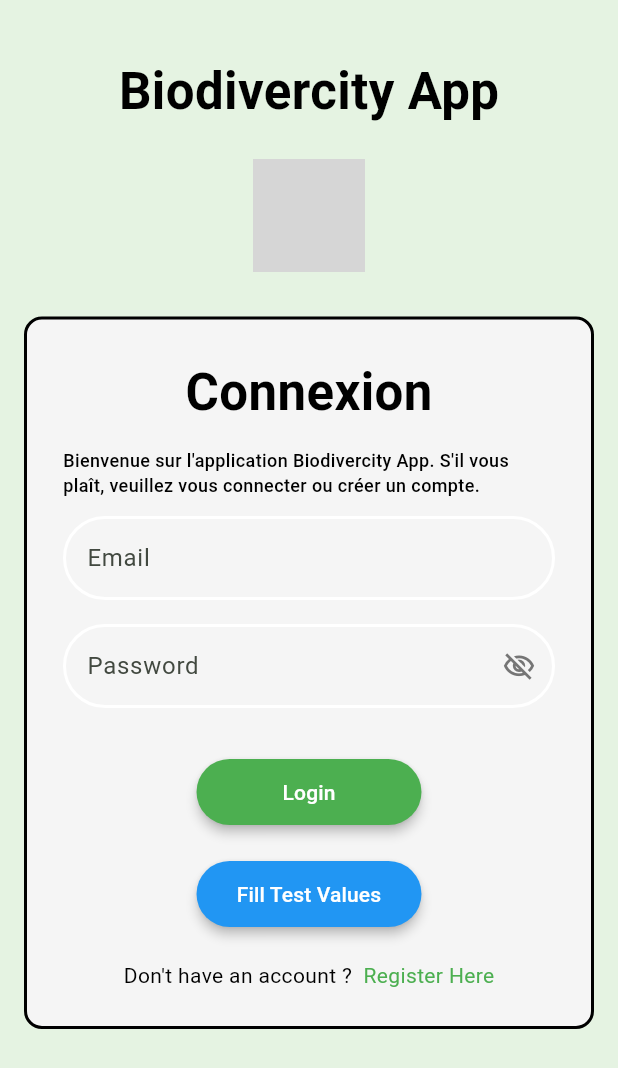
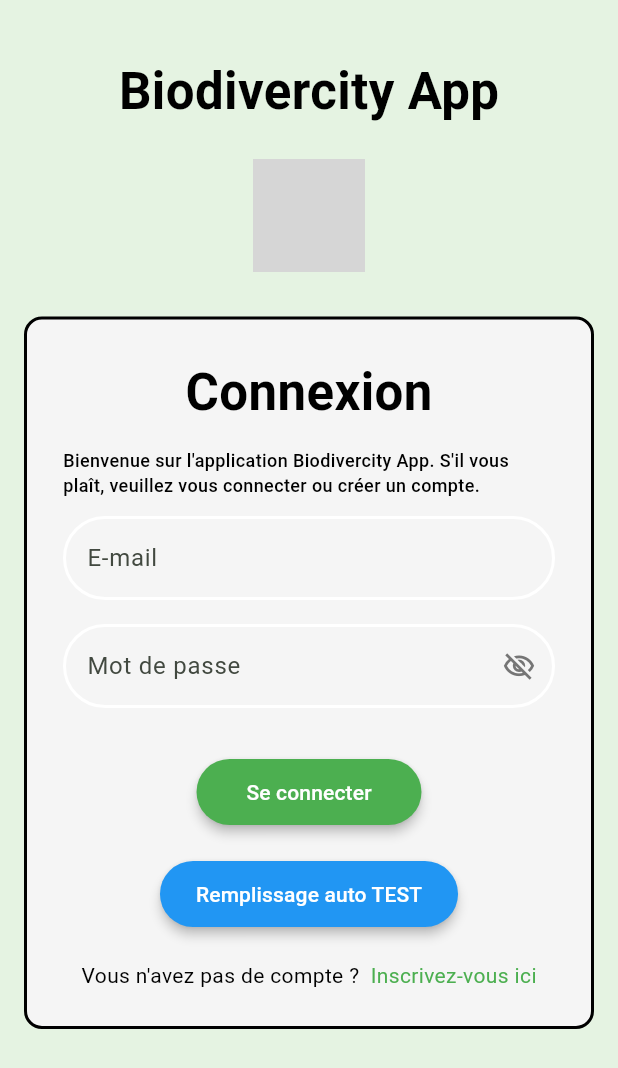
Before and after one commit to Fafary/MMM-Project, a Flutter app: the screen it shows after launch, on a phone screen of 412 x 824 dp. Shown: the top 1068 px of the screen. Run offline on Flutter 3.47's test engine with Material 3 defaults, Android fonts, the phone set to English and light mode, and no system bars; our stand-ins replace carousel_slider, cloud_firestore, datetime_picker_formfield, firebase_auth, firebase_core, firebase_messaging and 6 more; accounts and stored records are empty; grey boxes are pictures that could not be loaded.

Commit message:
modification de l'anglais en francais

```diff
--- a/lib/authentification/login_screen.dart
+++ b/lib/authentification/login_screen.dart
@@ -125,7 +125,7 @@ class LoginScreenState extends State<LoginScreen> {
                             controller: emailController,
                             focusNode: emailFocusNode,
                             decoration: InputDecoration(
-                              labelText: 'Email',
+                              labelText: 'E-mail',
                               hintStyle: const TextStyle(
                                 fontFamily: 'Roboto',
                                 color: Colors.black,
@@ -159,7 +159,7 @@ class LoginScreenState extends State<LoginScreen> {
                               focusNode: passwordFocusNode,
                               obscureText: !passwordVisible,
                               decoration: InputDecoration(
-                                labelText: 'Password',
+                                labelText: 'Mot de passe',
                                 hintStyle: const TextStyle(
                                   fontFamily: 'Roboto',
                                   color: Colors.black,
@@ -217,7 +217,7 @@ class LoginScreenState extends State<LoginScreen> {
                               ),
                             ),
                             child: const Text(
-                              'Login',
+                              'Se connecter',
                               style: TextStyle(
                                 fontFamily: 'Roboto',
                                 color: Colors.white,
@@ -240,7 +240,7 @@ class LoginScreenState extends State<LoginScreen> {
                               ),
                             ),
                             child: const Text(
-                              'Fill Test Values',
+                              'Remplissage auto TEST',
                               style: TextStyle(
                                 fontFamily: 'Roboto',
                                 color: Colors.white,
@@ -253,7 +253,7 @@ class LoginScreenState extends State<LoginScreen> {
                             mainAxisAlignment: MainAxisAlignment.center,
                             children: [
                               const Text(
-                                "Don't have an account ? ",
+                                "Vous n'avez pas de compte ? ",
                                 style: TextStyle(
                                   fontFamily: 'Roboto',
                                   color: Colors.black,
@@ -270,7 +270,7 @@ class LoginScreenState extends State<LoginScreen> {
                                   );
                                 },
                                 child: const Text(
-                                  ' Register Here',
+                                  ' Inscrivez-vous ici',
                                   style: TextStyle(
                                     fontFamily: 'Roboto',
                                     color: Colors.green,
--- a/lib/authentification/signup_screen.dart
+++ b/lib/authentification/signup_screen.dart
@@ -52,11 +52,11 @@ class SignupScreenState extends State<SignupScreen> {
               ),
               TextField(
                 controller: emailController,
-                decoration: const InputDecoration(labelText: 'Email'),
+                decoration: const InputDecoration(labelText: 'E-mail'),
               ),
               TextField(
                 controller: passwordController,
-                decoration: const InputDecoration(labelText: 'Password'),
+                decoration: const InputDecoration(labelText: 'Mot de passe'),
                 obscureText: true,
               ),
               const SizedBox(height: 20),
--- a/lib/dir_campagne/campagne_screen.dart
+++ b/lib/dir_campagne/campagne_screen.dart
@@ -286,7 +286,7 @@ class CampaignScreenState extends State<CampaignScreen> {
                           });
                         },
                         style: ElevatedButton.styleFrom(
-                          backgroundColor: showAllFiches ? Colors.green : Colors.grey,
+                          backgroundColor: showAllFiches ? const Color(0xFF78AB46) : Colors.grey,
                         ),
                         child: const Text(
                           'Toutes les fiches',
@@ -302,7 +302,7 @@ class CampaignScreenState extends State<CampaignScreen> {
                           });
                         },
                         style: ElevatedButton.styleFrom(
-                          backgroundColor: !showAllFiches ? Colors.green : Colors.grey,
+                          backgroundColor: !showAllFiches ? const Color(0xFF78AB46) : Colors.grey,
                         ),
                         child: const Text(
                           'Fiches Personnelles',
```
